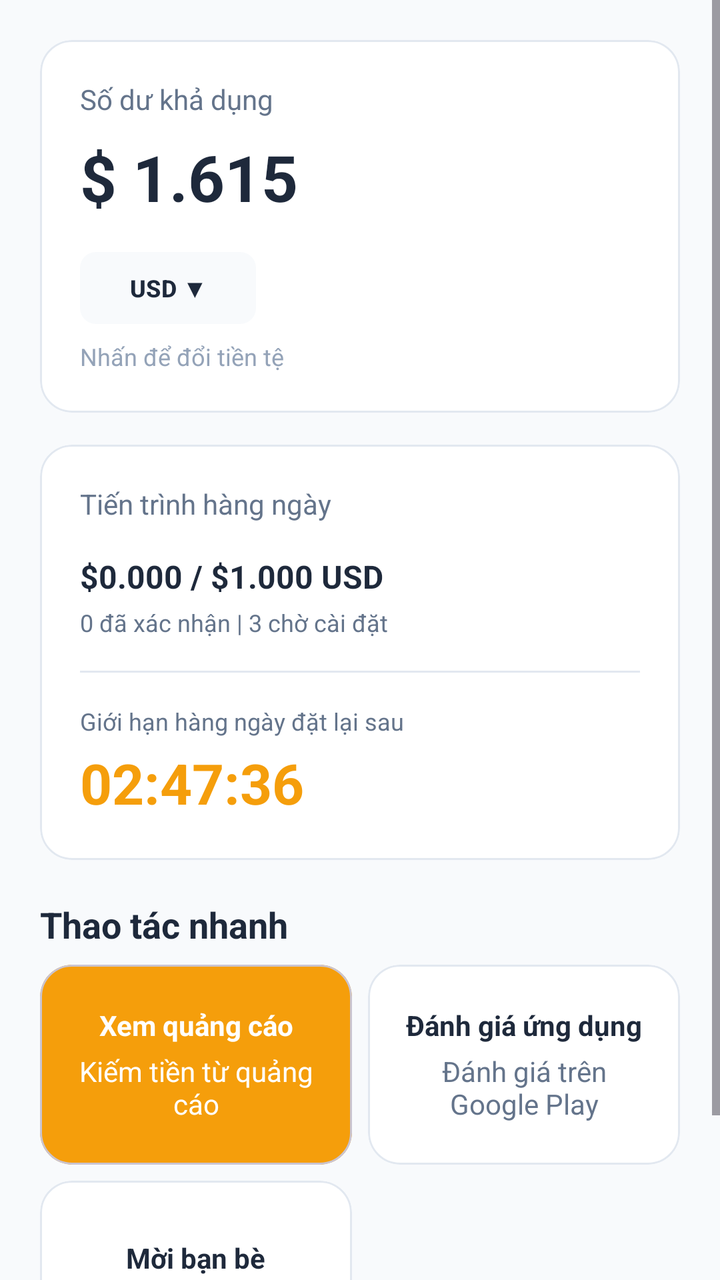
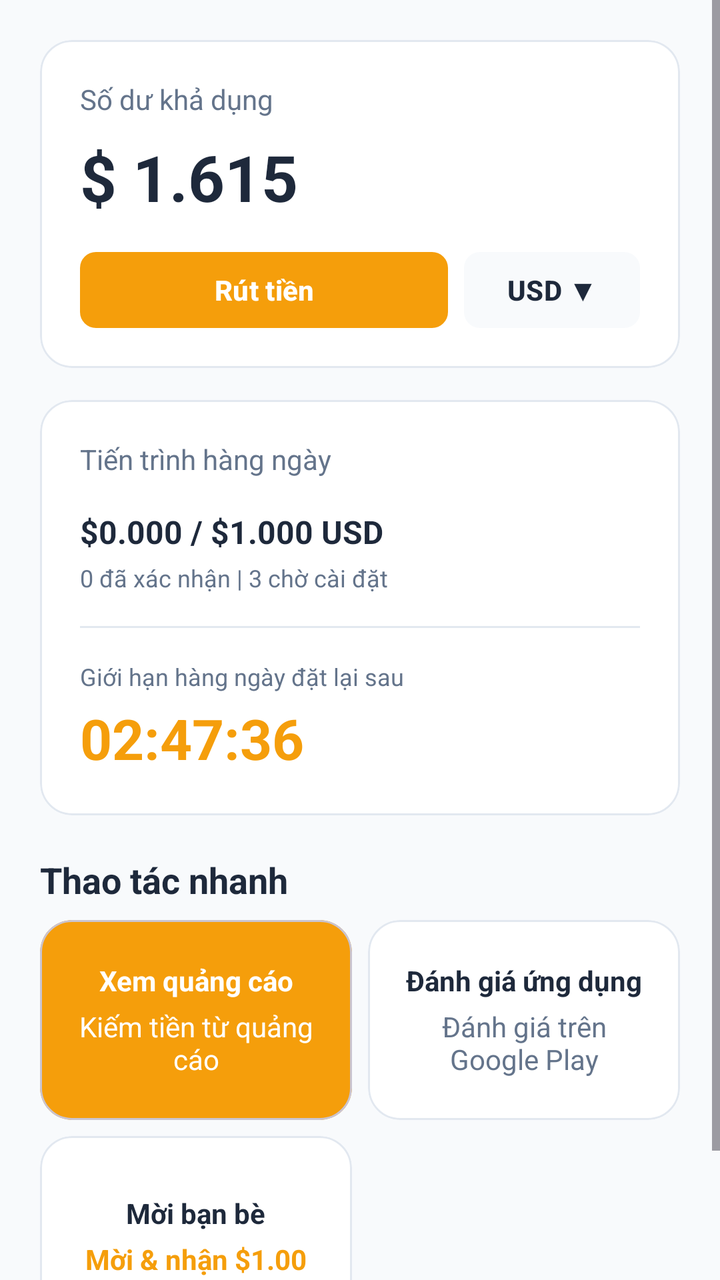

An Android layout rendered at two revisions. The XML below is the earlier revision; the diff shows what the commit changed to produce the second picture.
<!-- AndroidManifest.xml: application theme Theme.View2Earn -->
<!-- res/layout/fragment_home.xml -->
<?xml version="1.0" encoding="utf-8"?>
<ScrollView xmlns:android="http://schemas.android.com/apk/res/android"
    xmlns:app="http://schemas.android.com/apk/res-auto"
    android:layout_width="match_parent"
    android:layout_height="match_parent"
    android:background="@color/neutral_bg"
    android:fillViewport="true">

    <LinearLayout
        android:layout_width="match_parent"
        android:layout_height="wrap_content"
        android:orientation="vertical"
        android:padding="@dimen/spacing_lg">

        
        <com.google.android.material.card.MaterialCardView
            android:layout_width="match_parent"
            android:layout_height="wrap_content"
            app:cardBackgroundColor="@color/surface"
            app:cardCornerRadius="@dimen/corner_radius_lg"
            app:cardElevation="0dp"
            app:strokeColor="@color/border_color"
            app:strokeWidth="1dp">

            <LinearLayout
                android:layout_width="match_parent"
                android:layout_height="wrap_content"
                android:orientation="vertical"
                android:padding="@dimen/spacing_lg">

                <TextView
                    android:layout_width="wrap_content"
                    android:layout_height="wrap_content"
                    android:text="@string/label_available_balance"
                    android:textColor="@color/text_secondary"
                    android:textSize="@dimen/text_secondary" />

                <TextView
                    android:id="@+id/tvBalance"
                    android:layout_width="wrap_content"
                    android:layout_height="wrap_content"
                    android:layout_marginTop="@dimen/spacing_sm"
                    android:text="@string/sample_balance"
                    android:textColor="@color/text_primary"
                    android:textSize="@dimen/text_big_number"
                    android:textStyle="bold" />

                <com.google.android.material.button.MaterialButton
                    android:id="@+id/btnCurrency"
                    style="@style/Widget.Material3.Button.TonalButton"
                    android:layout_width="wrap_content"
                    android:layout_height="36dp"
                    android:layout_marginTop="@dimen/spacing_md"
                    android:insetTop="0dp"
                    android:insetBottom="0dp"
                    android:paddingHorizontal="@dimen/spacing_md"
                    android:paddingVertical="0dp"
                    android:text="@string/currency_usd"
                    android:textColor="@color/text_primary"
                    android:textSize="@dimen/text_caption"
                    android:textStyle="bold"
                    app:backgroundTint="@color/neutral_bg"
                    app:cornerRadius="@dimen/corner_radius_sm" />

                <TextView
                    android:layout_width="wrap_content"
                    android:layout_height="wrap_content"
                    android:layout_marginTop="@dimen/spacing_sm"
                    android:text="@string/subtext_change_currency"
                    android:textColor="@color/text_hint"
                    android:textSize="@dimen/text_caption" />
            </LinearLayout>
        </com.google.android.material.card.MaterialCardView>

        
        <com.google.android.material.card.MaterialCardView
            android:layout_width="match_parent"
            android:layout_height="wrap_content"
            android:layout_marginTop="@dimen/spacing_md"
            app:cardBackgroundColor="@color/surface"
            app:cardCornerRadius="@dimen/corner_radius_lg"
            app:cardElevation="0dp"
            app:strokeColor="@color/border_color"
            app:strokeWidth="1dp">

            <LinearLayout
                android:layout_width="match_parent"
                android:layout_height="wrap_content"
                android:orientation="vertical"
                android:padding="@dimen/spacing_lg">

                <TextView
                    android:layout_width="wrap_content"
                    android:layout_height="wrap_content"
                    android:text="@string/label_daily_progress"
                    android:textColor="@color/text_secondary"
                    android:textSize="@dimen/text_secondary" />

                <TextView
                    android:id="@+id/tvDailyProgressAmount"
                    android:layout_width="wrap_content"
                    android:layout_height="wrap_content"
                    android:layout_marginTop="@dimen/spacing_md"
                    android:text="@string/sample_daily_amount"
                    android:textColor="@color/text_primary"
                    android:textSize="@dimen/text_body"
                    android:textStyle="bold" />

                <TextView
                    android:id="@+id/tvDailyProgressStatus"
                    android:layout_width="wrap_content"
                    android:layout_height="wrap_content"
                    android:layout_marginTop="@dimen/spacing_xs"
                    android:text="@string/sample_daily_status"
                    android:textColor="@color/text_secondary"
                    android:textSize="@dimen/text_caption" />

                <View
                    android:layout_width="match_parent"
                    android:layout_height="1dp"
                    android:layout_marginVertical="@dimen/spacing_md"
                    android:background="@color/border_color" />

                <TextView
                    android:layout_width="wrap_content"
                    android:layout_height="wrap_content"
                    android:text="@string/label_reset_limit"
                    android:textColor="@color/text_secondary"
                    android:textSize="@dimen/text_caption" />

                <TextView
                    android:id="@+id/tvResetTimer"
                    android:layout_width="wrap_content"
                    android:layout_height="wrap_content"
                    android:layout_marginTop="@dimen/spacing_xs"
                    android:text="@string/sample_reset_timer"
                    android:textColor="@color/primary"
                    android:textSize="@dimen/text_timer"
                    android:textStyle="bold" />
            </LinearLayout>
        </com.google.android.material.card.MaterialCardView>

        
        <TextView
            android:layout_width="wrap_content"
            android:layout_height="wrap_content"
            android:layout_marginTop="@dimen/spacing_lg"
            android:text="@string/section_quick_actions"
            android:textColor="@color/text_primary"
            android:textSize="@dimen/text_section_title"
            android:textStyle="bold" />

        
        <LinearLayout
            android:layout_width="match_parent"
            android:layout_height="wrap_content"
            android:layout_marginTop="@dimen/spacing_sm"
            android:baselineAligned="false"
            android:orientation="horizontal">

            
            <com.google.android.material.card.MaterialCardView
                android:id="@+id/cardWatchAds"
                android:layout_width="0dp"
                android:layout_height="match_parent"
                android:layout_marginEnd="@dimen/spacing_xs"
                android:layout_weight="1"
                android:clickable="true"
                android:focusable="true"
                app:cardBackgroundColor="@color/primary"
                app:cardCornerRadius="@dimen/corner_radius_lg"
                app:cardElevation="0dp">

                <LinearLayout
                    android:layout_width="match_parent"
                    android:layout_height="match_parent"
                    android:minHeight="100dp"
                    android:gravity="center"
                    android:orientation="vertical"
                    android:padding="@dimen/spacing_md">

                    <TextView
                        android:layout_width="wrap_content"
                        android:layout_height="wrap_content"
                        android:gravity="center"
                        android:text="@string/action_watch_ads_title"
                        android:textColor="@color/on_primary"
                        android:textSize="14sp"
                        android:textStyle="bold" />

                    <TextView
                        android:layout_width="wrap_content"
                        android:layout_height="wrap_content"
                        android:layout_marginTop="@dimen/spacing_xs"
                        android:gravity="center"
                        android:text="@string/action_watch_ads_desc"
                        android:textColor="@color/on_primary"
                        android:textSize="14sp" />
                </LinearLayout>
            </com.google.android.material.card.MaterialCardView>

            
            <com.google.android.material.card.MaterialCardView
                android:id="@+id/cardRateApp"
                android:layout_width="0dp"
                android:layout_height="match_parent"
                android:layout_marginStart="@dimen/spacing_xs"
                android:layout_weight="1"
                android:clickable="true"
                android:focusable="true"
                app:cardBackgroundColor="@color/surface"
                app:cardCornerRadius="@dimen/corner_radius_lg"
                app:cardElevation="0dp"
                app:strokeColor="@color/border_color"
                app:strokeWidth="1dp">

                <LinearLayout
                    android:layout_width="match_parent"
                    android:layout_height="match_parent"
                    android:minHeight="100dp"
                    android:gravity="center"
                    android:orientation="vertical"
                    android:padding="@dimen/spacing_md">

                    <TextView
                        android:layout_width="wrap_content"
                        android:layout_height="wrap_content"
                        android:gravity="center"
                        android:text="@string/action_rate_app_title"
                        android:textColor="@color/text_primary"
                        android:textSize="14sp"
                        android:textStyle="bold" />

                    <TextView
                        android:layout_width="wrap_content"
                        android:layout_height="wrap_content"
                        android:layout_marginTop="@dimen/spacing_xs"
                        android:gravity="center"
                        android:text="@string/action_rate_app_desc"
                        android:textColor="@color/text_secondary"
                        android:textSize="14sp" />
                </LinearLayout>
            </com.google.android.material.card.MaterialCardView>
        </LinearLayout>

        
        <LinearLayout
            android:layout_width="match_parent"
            android:layout_height="wrap_content"
            android:layout_marginTop="@dimen/spacing_sm"
            android:layout_marginBottom="@dimen/spacing_xl"
            android:baselineAligned="false"
            android:orientation="horizontal">

            
            <com.google.android.material.card.MaterialCardView
                android:id="@+id/cardInviteFriends"
                android:layout_width="0dp"
                android:layout_height="match_parent"
                android:layout_marginEnd="@dimen/spacing_xs"
                android:layout_weight="1"
                android:clickable="true"
                android:focusable="true"
                app:cardBackgroundColor="@color/surface"
                app:cardCornerRadius="@dimen/corner_radius_lg"
                app:cardElevation="0dp"
                app:strokeColor="@color/border_color"
                app:strokeWidth="1dp">

                <LinearLayout
                    android:layout_width="match_parent"
                    android:layout_height="match_parent"
                    android:minHeight="100dp"
                    android:gravity="center"
                    android:orientation="vertical"
                    android:padding="@dimen/spacing_md">

                    <TextView
                        android:layout_width="wrap_content"
                        android:layout_height="wrap_content"
                        android:gravity="center"
                        android:text="@string/invite_friends_header"
                        android:textColor="@color/text_primary"
                        android:textSize="14sp"
                        android:textStyle="bold" />

                    <TextView
                        android:layout_width="wrap_content"
                        android:layout_height="wrap_content"
                        android:layout_marginTop="@dimen/spacing_xs"
                        android:gravity="center"
                        android:text="Mời &amp; nhận $1.00"
                        android:textColor="@color/primary"
                        android:textSize="14sp"
                        android:textStyle="bold" />
                </LinearLayout>
            </com.google.android.material.card.MaterialCardView>

            <Space
                android:layout_width="0dp"
                android:layout_height="match_parent"
                android:layout_marginStart="@dimen/spacing_xs"
                android:layout_weight="1" />
        </LinearLayout>

    </LinearLayout>
</ScrollView>
<!-- resources referenced by this layout -->
<resources>
  <color name="border_color">#E2E8F0</color>
  <color name="neutral_bg">#F8FAFC</color>
  <color name="on_primary">#FFFFFF</color>
  <color name="primary">#F59E0B</color>
  <color name="surface">#FFFFFF</color>
  <color name="text_hint">#94A3B8</color>
  <color name="text_primary">#1E293B</color>
  <color name="text_secondary">#64748B</color>
  <dimen name="corner_radius_lg">16dp</dimen>
  <dimen name="corner_radius_sm">8dp</dimen>
  <dimen name="spacing_lg">20dp</dimen>
  <dimen name="spacing_md">16dp</dimen>
  <dimen name="spacing_sm">8dp</dimen>
  <dimen name="spacing_xl">24dp</dimen>
  <dimen name="spacing_xs">4dp</dimen>
  <dimen name="text_big_number">32sp</dimen>
  <dimen name="text_body">16sp</dimen>
  <dimen name="text_caption">12sp</dimen>
  <dimen name="text_secondary">14sp</dimen>
  <dimen name="text_section_title">18sp</dimen>
  <dimen name="text_timer">28sp</dimen>
  <string name="action_rate_app_desc">Đánh giá trên Google Play</string>
  <string name="action_rate_app_title">Đánh giá ứng dụng</string>
  <string name="action_watch_ads_desc">Kiếm tiền từ quảng cáo</string>
  <string name="action_watch_ads_title">Xem quảng cáo</string>
  <string name="currency_usd">USD  ▼</string>
  <string name="invite_friends_header">Mời bạn bè</string>
  <string name="label_available_balance">Số dư khả dụng</string>
  <string name="label_daily_progress">Tiến trình hàng ngày</string>
  <string name="label_reset_limit">Giới hạn hàng ngày đặt lại sau</string>
  <string name="sample_balance">$ 1.615</string>
  <string name="sample_daily_amount">$0.000 / $1.000 USD</string>
  <string name="sample_daily_status">0 đã xác nhận | 3 chờ cài đặt</string>
  <string name="sample_reset_timer">02:47:36</string>
  <string name="section_quick_actions">Thao tác nhanh</string>
  <string name="subtext_change_currency">Nhấn để đổi tiền tệ</string>
  <style name="Theme.View2Earn" parent="Base.Theme.View2Earn" />
  <style name="Base.Theme.View2Earn" parent="Theme.Material3.Light.NoActionBar">
          
          <item name="colorPrimary">@color/primary</item>
          <item name="colorOnPrimary">@color/on_primary</item>
          <item name="android:windowBackground">@color/neutral_bg</item>
          <item name="android:statusBarColor">@color/neutral_bg</item>
          <item name="android:windowLightStatusBar" tools:targetApi="m">true</item>
      </style>
</resources>

<!-- the commit's change to res/layout/fragment_home.xml (unified diff, before → after) -->
@@ -45,30 +45,47 @@
                     android:textSize="@dimen/text_big_number"
                     android:textStyle="bold" />
 
-                <com.google.android.material.button.MaterialButton
-                    android:id="@+id/btnCurrency"
-                    style="@style/Widget.Material3.Button.TonalButton"
-                    android:layout_width="wrap_content"
-                    android:layout_height="36dp"
+                <LinearLayout
+                    android:layout_width="match_parent"
+                    android:layout_height="wrap_content"
                     android:layout_marginTop="@dimen/spacing_md"
-                    android:insetTop="0dp"
-                    android:insetBottom="0dp"
-                    android:paddingHorizontal="@dimen/spacing_md"
-                    android:paddingVertical="0dp"
-                    android:text="@string/currency_usd"
-                    android:textColor="@color/text_primary"
-                    android:textSize="@dimen/text_caption"
-                    android:textStyle="bold"
-                    app:backgroundTint="@color/neutral_bg"
-                    app:cornerRadius="@dimen/corner_radius_sm" />
-
-                <TextView
-                    android:layout_width="wrap_content"
-                    android:layout_height="wrap_content"
-                    android:layout_marginTop="@dimen/spacing_sm"
-                    android:text="@string/subtext_change_currency"
-                    android:textColor="@color/text_hint"
-                    android:textSize="@dimen/text_caption" />
+                    android:gravity="center_vertical"
+                    android:orientation="horizontal">
+
+                    <com.google.android.material.button.MaterialButton
+                        android:id="@+id/btnWithdraw"
+                        style="@style/Widget.Material3.Button"
+                        android:layout_width="0dp"
+                        android:layout_height="38dp"
+                        android:layout_weight="1"
+                        android:layout_marginEnd="@dimen/spacing_sm"
+                        android:insetTop="0dp"
+                        android:insetBottom="0dp"
+                        android:paddingHorizontal="@dimen/spacing_md"
+                        android:paddingVertical="0dp"
+                        android:text="@string/btn_withdraw"
+                        android:textColor="@color/on_primary"
+                        android:textSize="@dimen/text_button"
+                        android:textStyle="bold"
+                        app:backgroundTint="@color/primary"
+                        app:cornerRadius="@dimen/corner_radius_sm" />
+
+                    <com.google.android.material.button.MaterialButton
+                        android:id="@+id/btnCurrency"
+                        style="@style/Widget.Material3.Button.TonalButton"
+                        android:layout_width="wrap_content"
+                        android:layout_height="38dp"
+                        android:insetTop="0dp"
+                        android:insetBottom="0dp"
+                        android:paddingHorizontal="@dimen/spacing_md"
+                        android:paddingVertical="0dp"
+                        android:text="@string/currency_usd"
+                        android:textColor="@color/text_primary"
+                        android:textSize="@dimen/text_button"
+                        android:textStyle="bold"
+                        app:backgroundTint="@color/neutral_bg"
+                        app:cornerRadius="@dimen/corner_radius_sm" />
+                </LinearLayout>
             </LinearLayout>
         </com.google.android.material.card.MaterialCardView>
 
<!-- resource entries referenced after the edit -->
@@ -5,7 +5,6 @@
   <color name="on_primary">#FFFFFF</color>
   <color name="primary">#F59E0B</color>
   <color name="surface">#FFFFFF</color>
-  <color name="text_hint">#94A3B8</color>
   <color name="text_primary">#1E293B</color>
   <color name="text_secondary">#64748B</color>
   <dimen name="corner_radius_lg">16dp</dimen>
@@ -17,6 +16,7 @@
   <dimen name="spacing_xs">4dp</dimen>
   <dimen name="text_big_number">32sp</dimen>
   <dimen name="text_body">16sp</dimen>
+  <dimen name="text_button">14sp</dimen>
   <dimen name="text_caption">12sp</dimen>
   <dimen name="text_secondary">14sp</dimen>
   <dimen name="text_section_title">18sp</dimen>
@@ -25,6 +25,7 @@
   <string name="action_rate_app_title">Đánh giá ứng dụng</string>
   <string name="action_watch_ads_desc">Kiếm tiền từ quảng cáo</string>
   <string name="action_watch_ads_title">Xem quảng cáo</string>
+  <string name="btn_withdraw">Rút tiền</string>
   <string name="currency_usd">USD  ▼</string>
   <string name="invite_friends_header">Mời bạn bè</string>
   <string name="label_available_balance">Số dư khả dụng</string>
@@ -35,7 +36,6 @@
   <string name="sample_daily_status">0 đã xác nhận | 3 chờ cài đặt</string>
   <string name="sample_reset_timer">02:47:36</string>
   <string name="section_quick_actions">Thao tác nhanh</string>
-  <string name="subtext_change_currency">Nhấn để đổi tiền tệ</string>
   <style name="Theme.View2Earn" parent="Base.Theme.View2Earn" />
   <style name="Base.Theme.View2Earn" parent="Theme.Material3.Light.NoActionBar">
           
